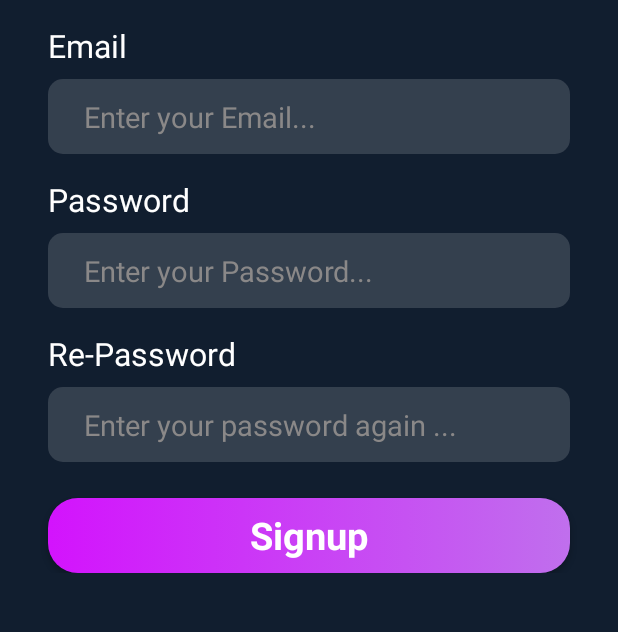
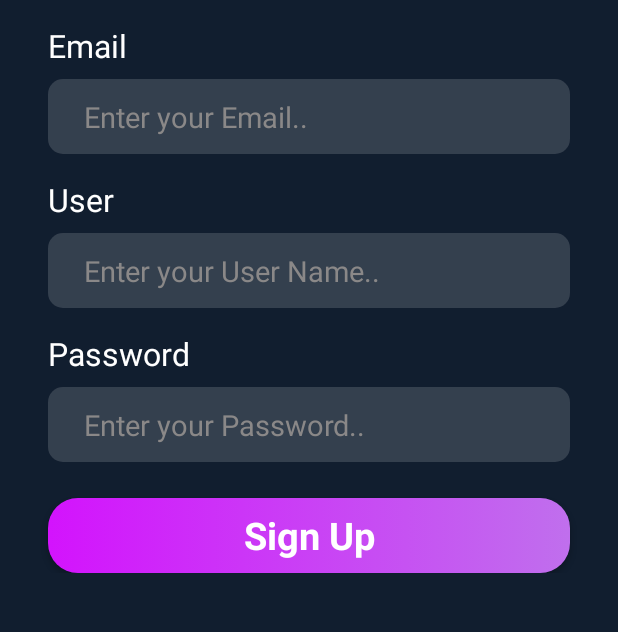
Before and after one commit to AdrianReyes98/shopClothes_App, an Android app: the screen it shows after launch (SignUpActivity), after a tap on "Sign Up", on a phone screen of 412 x 824 dp, the part 498-1130 px from its top. Run offline under Robolectric (Android 15) with nearby library versions, the phone set to English and light mode, and no system bars.

Commit message:
Commit Jul 9 2:05 PM

```diff
--- a/app/src/main/java/fisei/reyespc/shopclothes_app/UI/LoginActivity.java
+++ b/app/src/main/java/fisei/reyespc/shopclothes_app/UI/LoginActivity.java
@@ -6,7 +6,6 @@ import android.content.Intent;
 import android.os.Bundle;
 import android.view.View;
 import android.widget.Button;
-
 import fisei.reyespc.shopclothes_app.R;
 
 public class LoginActivity extends AppCompatActivity {
@@ -25,17 +24,19 @@ public class LoginActivity extends AppCompatActivity {
         btnSignIn.setOnClickListener(new View.OnClickListener() {
             @Override
             public void onClick(View view) {
-                Intent signInActivity = new Intent(LoginActivity.this, SignInActivity.class);
-                startActivity(signInActivity);
+                openActivity(new Intent(LoginActivity.this, SignInActivity.class));
             }
         });
 
         btnSignUp.setOnClickListener(new View.OnClickListener() {
             @Override
             public void onClick(View view) {
-                Intent signInActivity = new Intent(LoginActivity.this, SignUpActivity.class);
-                startActivity(signInActivity);
+                openActivity(new Intent(LoginActivity.this, SignUpActivity.class));
             }
         });
     }
+
+    public void openActivity(Intent activity){
+        startActivity(activity);
+    }
 }
--- a/app/src/main/res/layout/activity_sign_up.xml
+++ b/app/src/main/res/layout/activity_sign_up.xml
@@ -24,7 +24,7 @@
                 android:layout_height="match_parent">
 
                 <ImageView
-                    android:id="@+id/imageView"
+                    android:id="@+id/imageViewTop"
                     android:layout_width="415dp"
                     android:layout_height="332dp"
                     android:scaleType="fitXY"
@@ -32,19 +32,21 @@
                     app:layout_constraintEnd_toEndOf="parent"
                     app:layout_constraintStart_toStartOf="parent"
                     app:layout_constraintTop_toTopOf="parent"
-                    app:srcCompat="@drawable/top_background" />
+                    app:srcCompat="@drawable/top_background"
+                    android:contentDescription="TODO" />
 
                 <ImageView
-                    android:id="@+id/imageView2"
+                    android:id="@+id/imageViewLogo"
                     android:layout_width="409dp"
                     android:layout_height="314dp"
-                    app:layout_constraintBottom_toBottomOf="@+id/imageView"
+                    app:layout_constraintBottom_toBottomOf="@+id/imageViewTop"
                     app:layout_constraintEnd_toEndOf="parent"
                     app:layout_constraintHorizontal_bias="0.0"
                     app:layout_constraintStart_toStartOf="parent"
                     app:layout_constraintTop_toTopOf="parent"
                     app:layout_constraintVertical_bias="0.07"
-                    app:srcCompat="@drawable/logo" />
+                    app:srcCompat="@drawable/logo"
+                    android:contentDescription="TODO" />
             </androidx.constraintlayout.widget.ConstraintLayout>
 
             <LinearLayout
@@ -59,12 +61,12 @@
                     android:layout_marginStart="32dp"
                     android:layout_marginTop="16dp"
                     android:layout_marginEnd="32dp"
-                    android:text="Email"
+                    android:text="@string/email_login_txt"
                     android:textColor="#ffffff"
                     android:textSize="21sp" />
 
                 <EditText
-                    android:id="@+id/editTextTextPersonName3"
+                    android:id="@+id/editTextEmail"
                     android:layout_width="match_parent"
                     android:layout_height="50dp"
                     android:layout_marginStart="32dp"
@@ -72,8 +74,8 @@
                     android:layout_marginEnd="32dp"
                     android:background="@drawable/edittext_background"
                     android:ems="10"
-                    android:hint="Enter your Email..."
-                    android:inputType="textPersonName"
+                    android:hint="@string/email_login_hint"
+                    android:inputType="textEmailAddress"
                     android:paddingStart="24dp"
                     android:textColorHint="#8A8888"
                     android:textSize="19sp" />
@@ -85,12 +87,12 @@
                     android:layout_marginStart="32dp"
                     android:layout_marginTop="16dp"
                     android:layout_marginEnd="32dp"
-                    android:text="Password"
+                    android:text="@string/user_login_txt"
                     android:textColor="#ffffff"
                     android:textSize="21sp" />
 
                 <EditText
-                    android:id="@+id/editTextTextPersonName2"
+                    android:id="@+id/editTextPassword"
                     android:layout_width="match_parent"
                     android:layout_height="50dp"
                     android:layout_marginStart="32dp"
@@ -98,7 +100,7 @@
                     android:layout_marginEnd="32dp"
                     android:background="@drawable/edittext_background"
                     android:ems="10"
-                    android:hint="Enter your Password..."
+                    android:hint="@string/user_login_hint"
                     android:inputType="textPersonName"
                     android:paddingStart="24dp"
                     android:textColorHint="#8A8888"
@@ -111,12 +113,12 @@
                     android:layout_marginStart="32dp"
                     android:layout_marginTop="16dp"
                     android:layout_marginEnd="32dp"
-                    android:text="Re-Password"
+                    android:text="@string/password_login_txt"
                     android:textColor="#ffffff"
                     android:textSize="21sp" />
 
                 <EditText
-                    android:id="@+id/editTextTextPersonName"
+                    android:id="@+id/editTextUser"
                     android:layout_width="match_parent"
                     android:layout_height="50dp"
                     android:layout_marginStart="32dp"
@@ -124,14 +126,14 @@
                     android:layout_marginEnd="32dp"
                     android:background="@drawable/edittext_background"
                     android:ems="10"
-                    android:hint="Enter your password again ..."
-                    android:inputType="textPersonName"
+                    android:hint="@string/password_login_hint"
+                    android:inputType="textPassword"
                     android:paddingStart="24dp"
                     android:textColorHint="#8A8888"
                     android:textSize="19sp" />
 
                 <Button
-                    android:id="@+id/button3"
+                    android:id="@+id/buttonLogIn"
                     style="@android:style/Widget.Button"
                     android:layout_width="match_parent"
                     android:layout_height="50dp"
@@ -139,7 +141,7 @@
                     android:layout_marginTop="24dp"
                     android:layout_marginEnd="32dp"
                     android:background="@drawable/button_background"
-                    android:text="Signup"
+                    android:text="@string/signUp_btn"
                     android:textColor="#ffffff"
                     android:textSize="25sp"
                     android:textStyle="bold" />
--- a/app/src/main/res/values/strings.xml
+++ b/app/src/main/res/values/strings.xml
@@ -1,6 +1,13 @@
 <resources>
-    <string name="app_name">SHOP</string>
+    <string name="app_name">Shop App</string>
     <string name="welcome_txt">Welcome Back</string>
     <string name="signUp_btn">Sign Up</string>
     <string name="login_btn">Login</string>
+    <string name="password_login_hint">Enter your Password..</string>
+    <string name="email_login_hint">Enter your Email..</string>
+    <string name="user_login_hint">Enter your User Name..</string>
+    <string name="user_login_txt">User</string>
+    <string name="email_login_txt">Email</string>
+    <string name="password_login_txt">Password</string>
+    <string name="password_recover_txt">Forget your Password? Recovery it</string>
 </resources>
```
Also changed, not shown: app/src/main/res/layout/activity_sign_in.xml (+13 -13 lines), 1 other file.
